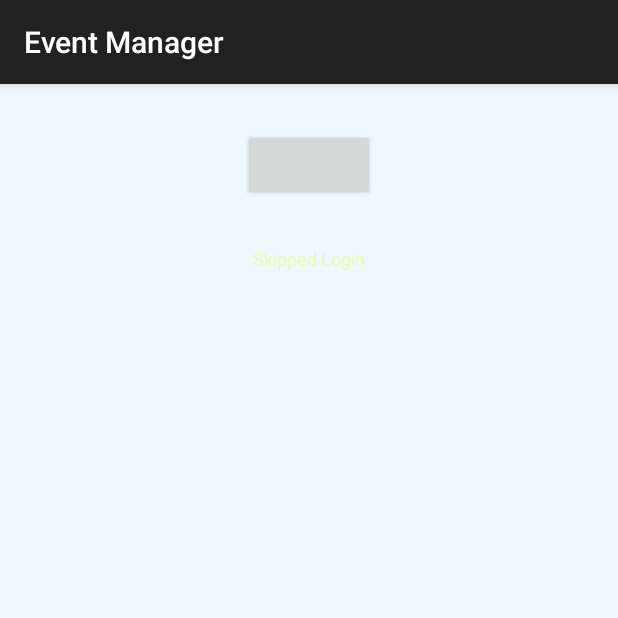
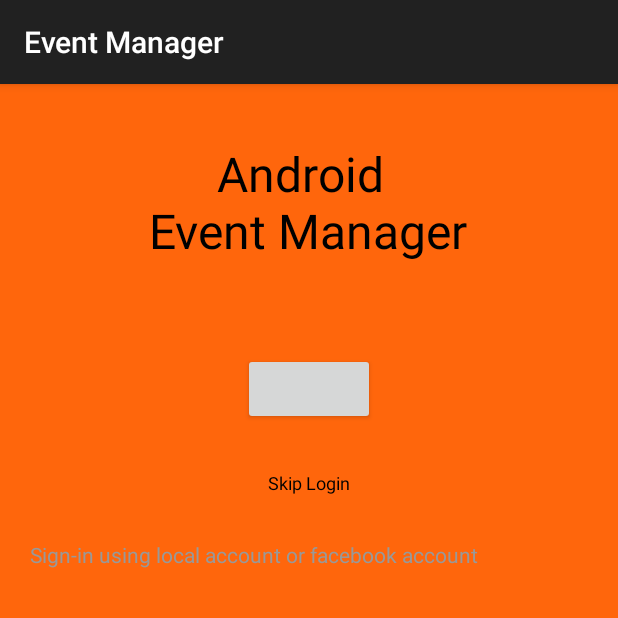
Before and after one commit to Vaibhav-Vyas/AndroidApp_EventsManager, an Android app: the fragment SplashFragment shown on its own in the app's theme, on a phone screen of 412 x 824 dp, the top half of it. Run offline under Robolectric (Android 15) with nearby library versions, the phone set to English and light mode, and no system bars; libraries missing offline, so code that uses them is left out: com.facebook, com.facebook.login; plain views replace LoginButton; 5 statements that could not run were skipped.

Commit message:
Facebook Authentication Support: Changes to support facebook login and redirect user to main application if the FB login is sucessful. This works now even on emulator. Also, made misc changes to splash screen of the application. TODO: The Splash fragment needs to be fixed to show the FB login button even after resume. Currently, it hides it on resume as well as when user logs in.

```diff
--- a/code/AndroidEventManager_AStudio/app/src/main/AndroidManifest.xml
+++ b/code/AndroidEventManager_AStudio/app/src/main/AndroidManifest.xml
@@ -12,7 +12,8 @@
         android:icon="@mipmap/ic_launcher"
         android:label="@string/app_name"
         android:theme="@style/AppTheme"
-        tools:replace="android:icon" >
+        tools:replace="android:icon"
+        android:debuggable="true">
         <meta-data
             android:name="com.facebook.sdk.ApplicationId"
             android:value="@string/facebook_app_id" />
@@ -54,6 +55,7 @@
             android:configChanges="keyboard|keyboardHidden|screenLayout|screenSize|orientation"
             android:label="@string/app_name"
             android:theme="@android:style/Theme.Translucent.NoTitleBar" />
+
         <activity
             android:name=".DisplayEventActivity"
             android:label="@string/title_activity_display_event" >
--- a/code/AndroidEventManager_AStudio/app/src/main/java/com/socialapp/eventmanager/SplashFragment.java
+++ b/code/AndroidEventManager_AStudio/app/src/main/java/com/socialapp/eventmanager/SplashFragment.java
@@ -21,7 +21,9 @@
 package com.socialapp.eventmanager;
 
 import android.content.Intent;
+import android.content.SharedPreferences;
 import android.os.Bundle;
+import android.preference.PreferenceManager;
 import android.support.v4.app.Fragment;
 import android.view.LayoutInflater;
 import android.view.View;
@@ -29,11 +31,15 @@ import android.view.ViewGroup;
 import android.widget.TextView;
 import android.widget.Toast;
 
+import com.facebook.AccessToken;
 import com.facebook.CallbackManager;
 import com.facebook.FacebookCallback;
 import com.facebook.FacebookException;
+import com.facebook.Profile;
 import com.facebook.login.LoginResult;
 import com.facebook.login.widget.LoginButton;
+
+import java.util.Arrays;
 
 public class SplashFragment extends Fragment {
 
@@ -52,22 +58,40 @@ public class SplashFragment extends Fragment {
 
         callbackManager = CallbackManager.Factory.create();
         loginButton = (LoginButton) view.findViewById(R.id.login_button);
+        //loginButton.setReadPermissions(Arrays.asList("user_friends, public_profile, email, user_birthday"));
         loginButton.setReadPermissions("user_friends");
         loginButton.setFragment(this);
         loginButton.registerCallback(callbackManager, new FacebookCallback<LoginResult>() {
             @Override
             public void onSuccess(LoginResult loginResult) {
-                Toast.makeText(getActivity(), "Login successful", Toast.LENGTH_SHORT).show();
+                Toast.makeText(getActivity(), "Facebook Login successful", Toast.LENGTH_SHORT).show();
+                AccessToken accessToken = loginResult.getAccessToken();
+                Profile profile = Profile.getCurrentProfile();
+                //TextView welcomeMsg = (TextView) findViewById(R.id.welcomeMsg);
+                //welcomeMsg.setText(constructWelcomeMessage(profile));
+
+                if (null != profile)
+                {
+                    SharedPreferences prefs = PreferenceManager.getDefaultSharedPreferences(getActivity().getApplicationContext());
+                    SharedPreferences.Editor editor = prefs.edit();
+                    //editor.putString("id", profile.getId());
+                    editor.putString("fbFirstName", profile.getFirstName());
+                    editor.putString("fbLastName", profile.getLastName());
+                    editor.commit();
+                }
+                Intent intent = new Intent(getActivity().getApplicationContext(), MainActivity.class);
+                startActivity(intent);
+
             }
 
             @Override
             public void onCancel() {
-                Toast.makeText(getActivity(), "Login canceled", Toast.LENGTH_SHORT).show();
+                Toast.makeText(getActivity(), "Facebook Login canceled", Toast.LENGTH_SHORT).show();
             }
 
             @Override
             public void onError(FacebookException exception) {
-                Toast.makeText(getActivity(), "Login error", Toast.LENGTH_SHORT).show();
+                Toast.makeText(getActivity(), "Facebook Login error", Toast.LENGTH_SHORT).show();
             }
         });
 
@@ -94,4 +118,11 @@ public class SplashFragment extends Fragment {
         skipLoginCallback = callback;
     }
 
+    private String constructWelcomeMessage(Profile profile) {
+        StringBuffer stringBuffer = new StringBuffer();
+        if (profile != null) {
+            stringBuffer.append("Facebook Login successful. Welcome " + profile.getName());
+        }
+        return stringBuffer.toString();
+    }
 }
--- a/code/AndroidEventManager_AStudio/app/src/main/res/layout/splash.xml
+++ b/code/AndroidEventManager_AStudio/app/src/main/res/layout/splash.xml
@@ -24,12 +24,24 @@
     android:layout_width="match_parent"
     android:layout_height="match_parent"
     android:fillViewport="true"
-    android:background="#F0F8FF" >
+    android:background="#ffff660c" >
 
     <LinearLayout
         android:layout_width="match_parent"
         android:layout_height="match_parent"
         android:orientation="vertical">
+
+        <TextView
+            android:id="@+id/appNameBanner"
+            android:layout_width="wrap_content"
+            android:layout_height="wrap_content"
+            android:layout_gravity="center_horizontal"
+            android:text="\n\t    Android \nEvent Manager"
+            android:textSize="32sp"
+            android:textColor="#000000"
+            android:paddingLeft="20dp"
+            android:paddingRight="20dp"
+            android:layout_marginBottom="30dp" />
 
 
         <com.facebook.login.widget.LoginButton
@@ -45,12 +57,24 @@
             android:layout_width="wrap_content"
             android:layout_height="wrap_content"
             android:layout_gravity="center_horizontal"
-            android:text="Skipped Login"
+            android:text="Skip Login"
             android:textSize="12sp"
-            android:textColor="#EAFEA7"
+            android:textColor="#000000"
             android:paddingLeft="20dp"
             android:paddingRight="20dp"
             android:layout_marginBottom="30dp" />
 
+        <TextView
+            android:id="@+id/welcomeMsg"
+            android:layout_width="match_parent"
+            android:layout_height="wrap_content"
+            android:layout_gravity="center_horizontal"
+            android:text="Sign-in using local account or facebook account"
+            android:ems="10"
+            android:textColor="#ff999999"
+            android:paddingLeft="20dp"
+            android:paddingRight="20dp" />
+
+
     </LinearLayout>
 </ScrollView>
```
Also changed, not shown: code/AndroidEventManager_AStudio/app/src/main/java/com/socialapp/eventmanager/LoginActivity.java (+4 -4 lines), code/AndroidEventManager_AStudio/app/src/main/res/layout/activity_login.xml (+8 -0 lines), 3 other files.
